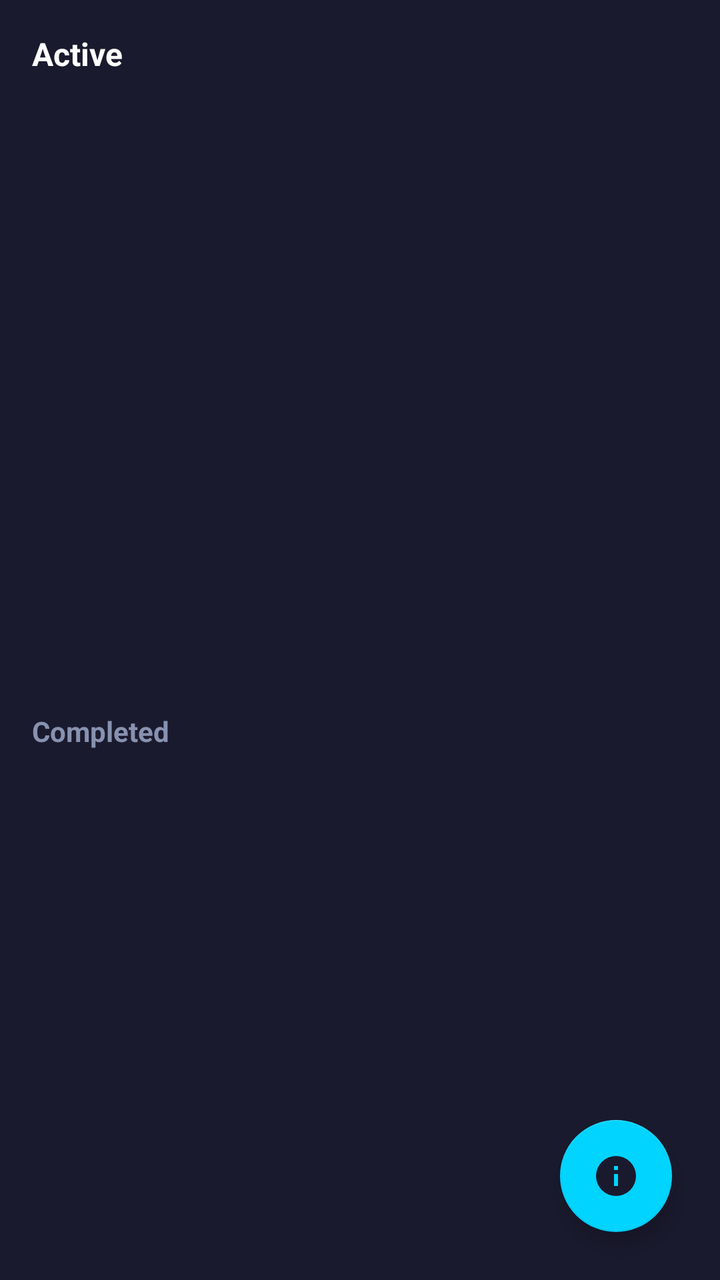
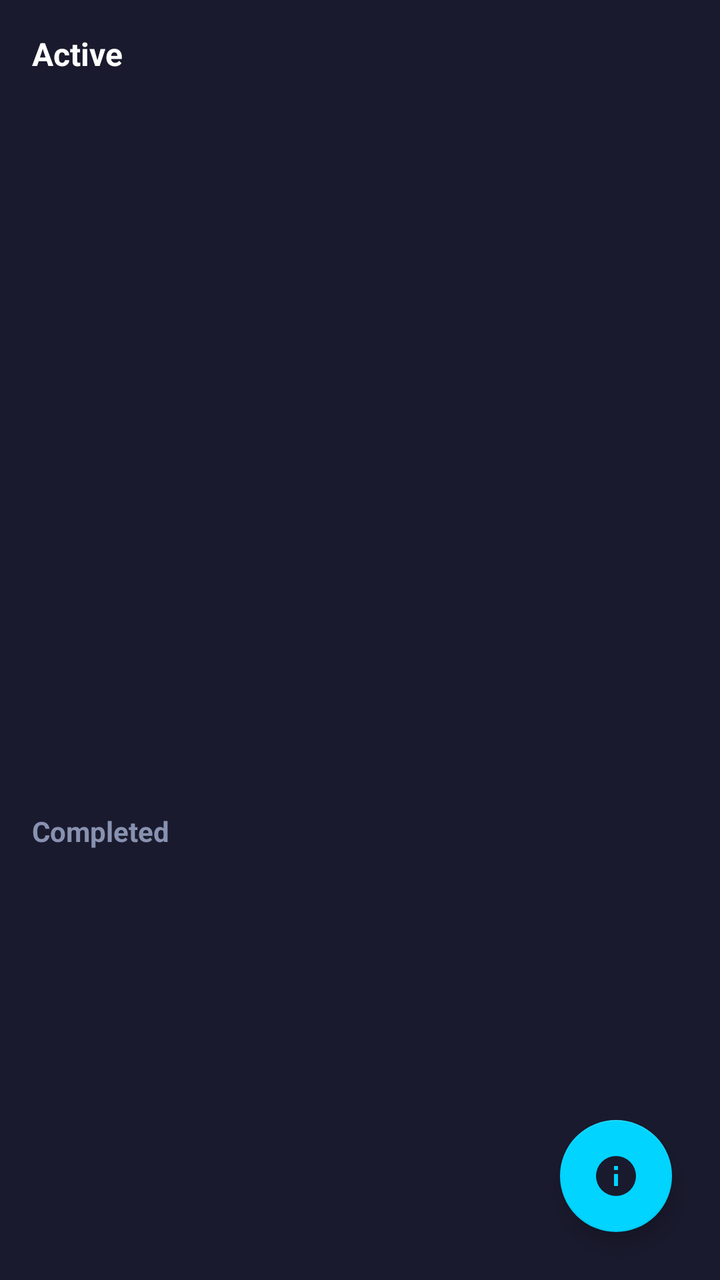

The first picture is an Android layout as it rendered before a commit; the second is the same layout after the commit. The layout source and the unified diff follow.
<!-- AndroidManifest.xml: application theme Theme.Family4 -->
<!-- res/layout/fragment_tasks.xml -->
<?xml version="1.0" encoding="utf-8"?>
<LinearLayout xmlns:android="http://schemas.android.com/apk/res/android"
    xmlns:app="http://schemas.android.com/apk/res-auto"
    android:layout_width="match_parent"
    android:layout_height="match_parent"
    android:orientation="vertical"
    android:background="@color/bg_primary">

    
    <LinearLayout
        android:layout_width="match_parent"
        android:layout_height="wrap_content"
        android:orientation="horizontal"
        android:gravity="center_vertical"
        android:padding="16dp">

        <TextView android:text="Active"
            android:textSize="16sp" android:textStyle="bold"
            android:textColor="@color/text_primary"
            android:layout_width="0dp" android:layout_height="wrap_content"
            android:layout_weight="1"/>

        <TextView android:id="@+id/tvActiveCount"
            android:textSize="13sp" android:textColor="@color/accent_cyan"
            android:layout_width="wrap_content" android:layout_height="wrap_content"/>
    </LinearLayout>

    <androidx.recyclerview.widget.RecyclerView
        android:id="@+id/rvActiveTasks"
        android:layout_width="match_parent"
        android:layout_height="0dp"
        android:layout_weight="1"/>

    
    <LinearLayout
        android:layout_width="match_parent"
        android:layout_height="wrap_content"
        android:orientation="horizontal"
        android:gravity="center_vertical"
        android:paddingHorizontal="16dp"
        android:paddingVertical="8dp">

        <TextView android:text="Completed"
            android:textSize="14sp" android:textStyle="bold"
            android:textColor="@color/text_muted"
            android:layout_width="0dp" android:layout_height="wrap_content"
            android:layout_weight="1"/>

        <TextView android:id="@+id/tvCompletedCount"
            android:textSize="12sp" android:textColor="@color/text_muted"
            android:layout_width="wrap_content" android:layout_height="wrap_content"/>
    </LinearLayout>

    <androidx.recyclerview.widget.RecyclerView
        android:id="@+id/rvCompletedTasks"
        android:layout_width="match_parent"
        android:layout_height="0dp"
        android:layout_weight="0.6"/>

    
    <com.google.android.material.floatingactionbutton.FloatingActionButton
        android:id="@+id/fabAddTask"
        android:layout_width="wrap_content"
        android:layout_height="wrap_content"
        android:layout_gravity="end"
        android:layout_marginEnd="24dp"
        android:layout_marginBottom="24dp"
        android:src="@drawable/ic_add"
        app:backgroundTint="@color/accent_cyan"
        app:tint="@color/bg_primary"
        android:contentDescription="Add Task"/>

</LinearLayout>
<!-- resources referenced by this layout -->
<resources>
  <color name="accent_cyan">#FF00D4FF</color>
  <color name="bg_primary">#FF1A1A2E</color>
  <color name="text_muted">#FF8892B0</color>
  <color name="text_primary">#FFFFFFFF</color>
  <!-- drawable ic_add (drawable) -->
  <vector xmlns:android="http://schemas.android.com/apk/res/android"
      android:width="24dp" android:height="24dp" android:viewportWidth="24" android:viewportHeight="24">
      <path android:fillColor="@android:color/white"
          android:pathData="M12,2a10,10 0,1 0,10 10A10,10 0,0 0,12 2zM11,17v-6h2v6zM11,9V7h2v2z"/>
  </vector>
  <style name="Theme.Family4" parent="Theme.MaterialComponents.DayNight.NoActionBar">
          <item name="colorPrimary">@color/accent_cyan</item>
          <item name="colorPrimaryVariant">@color/accent_purple</item>
          <item name="colorOnPrimary">@color/bg_primary</item>
          <item name="colorSecondary">@color/accent_purple</item>
          <item name="colorOnSecondary">@color/text_primary</item>
          <item name="colorSurface">@color/bg_surface</item>
          <item name="colorOnSurface">@color/text_primary</item>
          <item name="android:colorBackground">@color/bg_primary</item>
          <item name="colorOnBackground">@color/text_primary</item>
          <item name="colorError">@color/error_red</item>
          <item name="android:windowBackground">@color/bg_primary</item>
          <item name="android:statusBarColor">@color/bg_primary</item>
          <item name="android:navigationBarColor">@color/bg_surface</item>
          <item name="android:windowLightStatusBar">false</item>
          <item name="android:windowLightNavigationBar" tools:targetApi="27">false</item>
          <item name="materialAlertDialogTheme">@style/Theme.Family4.Dialog</item>
      </style>
  <color name="accent_purple">#FF7B2FFF</color>
  <color name="bg_surface">#FF1E2240</color>
  <color name="error_red">#FFCF6679</color>
  <style name="Theme.Family4.Dialog" parent="ThemeOverlay.MaterialComponents.MaterialAlertDialog">
          <item name="colorSurface">@color/bg_surface</item>
      </style>
</resources>

<!-- the commit's change to res/layout/fragment_tasks.xml (unified diff, before → after) -->
@@ -1,73 +1,79 @@
 <?xml version="1.0" encoding="utf-8"?>
-<LinearLayout xmlns:android="http://schemas.android.com/apk/res/android"
+<androidx.coordinatorlayout.widget.CoordinatorLayout
+    xmlns:android="http://schemas.android.com/apk/res/android"
     xmlns:app="http://schemas.android.com/apk/res-auto"
     android:layout_width="match_parent"
     android:layout_height="match_parent"
-    android:orientation="vertical"
     android:background="@color/bg_primary">
 
-    
     <LinearLayout
         android:layout_width="match_parent"
-        android:layout_height="wrap_content"
-        android:orientation="horizontal"
-        android:gravity="center_vertical"
-        android:padding="16dp">
+        android:layout_height="match_parent"
+        android:orientation="vertical">
 
-        <TextView android:text="Active"
-            android:textSize="16sp" android:textStyle="bold"
-            android:textColor="@color/text_primary"
-            android:layout_width="0dp" android:layout_height="wrap_content"
-            android:layout_weight="1"/>
+        
+        <LinearLayout
+            android:layout_width="match_parent"
+            android:layout_height="wrap_content"
+            android:orientation="horizontal"
+            android:gravity="center_vertical"
+            android:padding="16dp">
+            <TextView android:text="Active"
+                android:textSize="16sp" android:textStyle="bold"
+                android:textColor="@color/text_primary"
+                android:layout_width="0dp" android:layout_height="wrap_content"
+                android:layout_weight="1"/>
+            <TextView android:id="@+id/tvActiveCount"
+                android:textSize="13sp" android:textColor="@color/accent_cyan"
+                android:layout_width="wrap_content" android:layout_height="wrap_content"/>
+        </LinearLayout>
 
-        <TextView android:id="@+id/tvActiveCount"
-            android:textSize="13sp" android:textColor="@color/accent_cyan"
-            android:layout_width="wrap_content" android:layout_height="wrap_content"/>
+        <androidx.recyclerview.widget.RecyclerView
+            android:id="@+id/rvActiveTasks"
+            android:layout_width="match_parent"
+            android:layout_height="0dp"
+            android:layout_weight="1"
+            android:paddingBottom="8dp"
+            android:clipToPadding="false"/>
+
+        
+        <LinearLayout
+            android:layout_width="match_parent"
+            android:layout_height="wrap_content"
+            android:orientation="horizontal"
+            android:gravity="center_vertical"
+            android:paddingHorizontal="16dp"
+            android:paddingVertical="8dp">
+            <TextView android:text="Completed"
+                android:textSize="14sp" android:textStyle="bold"
+                android:textColor="@color/text_muted"
+                android:layout_width="0dp" android:layout_height="wrap_content"
+                android:layout_weight="1"/>
+            <TextView android:id="@+id/tvCompletedCount"
+                android:textSize="12sp" android:textColor="@color/text_muted"
+                android:layout_width="wrap_content" android:layout_height="wrap_content"/>
+        </LinearLayout>
+
+        <androidx.recyclerview.widget.RecyclerView
+            android:id="@+id/rvCompletedTasks"
+            android:layout_width="match_parent"
+            android:layout_height="0dp"
+            android:layout_weight="0.6"
+            android:paddingBottom="80dp"
+            android:clipToPadding="false"/>
+
     </LinearLayout>
-
-    <androidx.recyclerview.widget.RecyclerView
-        android:id="@+id/rvActiveTasks"
-        android:layout_width="match_parent"
-        android:layout_height="0dp"
-        android:layout_weight="1"/>
-
-    
-    <LinearLayout
-        android:layout_width="match_parent"
-        android:layout_height="wrap_content"
-        android:orientation="horizontal"
-        android:gravity="center_vertical"
-        android:paddingHorizontal="16dp"
-        android:paddingVertical="8dp">
-
-        <TextView android:text="Completed"
-            android:textSize="14sp" android:textStyle="bold"
-            android:textColor="@color/text_muted"
-            android:layout_width="0dp" android:layout_height="wrap_content"
-            android:layout_weight="1"/>
-
-        <TextView android:id="@+id/tvCompletedCount"
-            android:textSize="12sp" android:textColor="@color/text_muted"
-            android:layout_width="wrap_content" android:layout_height="wrap_content"/>
-    </LinearLayout>
-
-    <androidx.recyclerview.widget.RecyclerView
-        android:id="@+id/rvCompletedTasks"
-        android:layout_width="match_parent"
-        android:layout_height="0dp"
-        android:layout_weight="0.6"/>
 
     
     <com.google.android.material.floatingactionbutton.FloatingActionButton
         android:id="@+id/fabAddTask"
         android:layout_width="wrap_content"
         android:layout_height="wrap_content"
-        android:layout_gravity="end"
-        android:layout_marginEnd="24dp"
-        android:layout_marginBottom="24dp"
+        android:layout_gravity="bottom|end"
+        android:layout_margin="24dp"
         android:src="@drawable/ic_add"
         app:backgroundTint="@color/accent_cyan"
         app:tint="@color/bg_primary"
         android:contentDescription="Add Task"/>
 
-</LinearLayout>
+</androidx.coordinatorlayout.widget.CoordinatorLayout>
